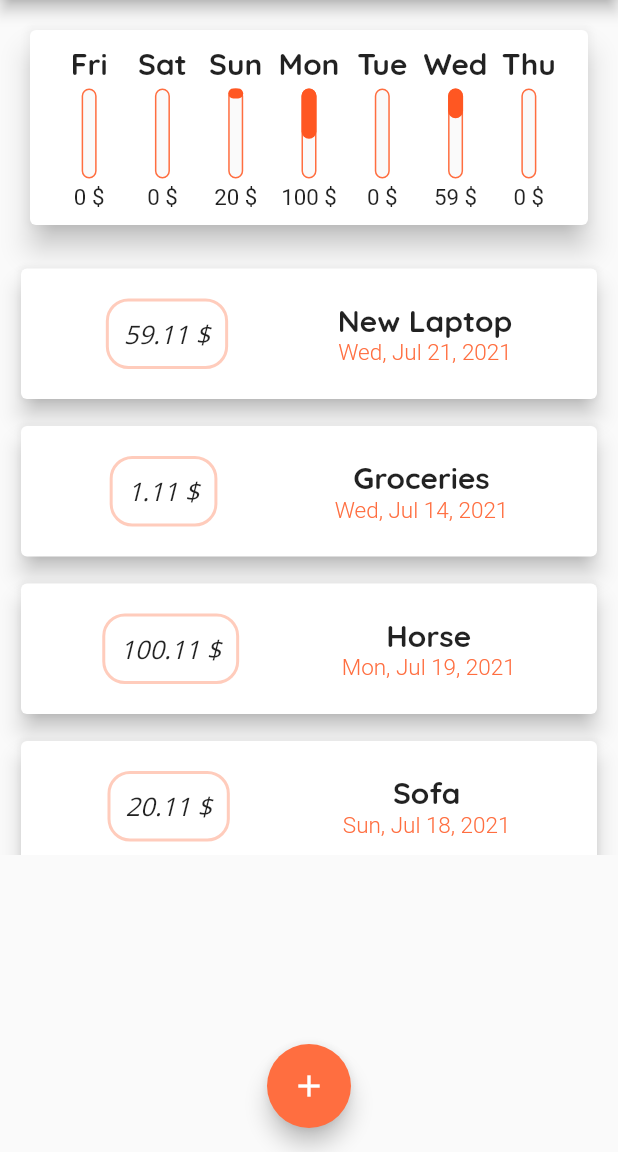
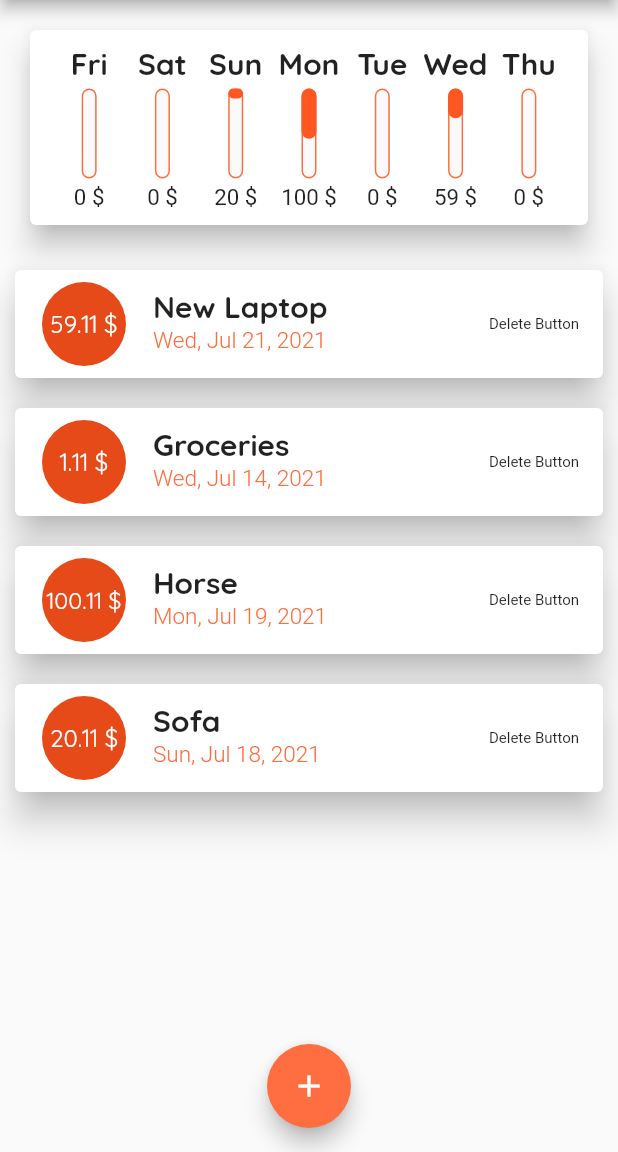
Before and after one commit to CristiPV/bookish-train, a Flutter app: the screen it shows after launch, on a phone screen of 412 x 824 dp, the part 84-1236 px from its top. Run offline on Flutter 3.47's test engine with Material 2 defaults, Android fonts, the phone set to English and light mode, and no system bars.

Commit message:
Redesign transaction list

```diff
--- a/expense_planner/lib/widgets/transaction_list.dart
+++ b/expense_planner/lib/widgets/transaction_list.dart
@@ -15,62 +15,97 @@ class TransactionList extends StatelessWidget {
       child: _transactions.length > 0
           ? ListView.builder(
               itemBuilder: (ctx, index) {
-                return Container(
-                  width: double.infinity,
-                  margin: EdgeInsets.symmetric(horizontal: 10, vertical: 5),
-                  child: Card(
-                    elevation: 6,
-                    child: Container(
-                      padding: EdgeInsets.all(20),
-                      child: Row(
-                        mainAxisAlignment: MainAxisAlignment.spaceAround,
-                        children: [
-                          Container(
-                            decoration: BoxDecoration(
-                              border: Border.all(
-                                color: Theme.of(context).primaryColorLight,
-                                width: 2,
-                                style: BorderStyle.solid,
-                              ),
-                              borderRadius: BorderRadius.all(
-                                Radius.circular(15),
+                return Card(
+                  margin: EdgeInsets.all(10),
+                  elevation: 10,
+                  child: ListTile(
+                    leading: CircleAvatar(
+                      radius: 30,
+                      child: Padding(
+                        padding: EdgeInsets.all(5),
+                        child: FittedBox(
+                            child: Text(
+                          "${_transactions[index].amount} \$",
+                        )),
                       ),
                     ),
-                            padding: EdgeInsets.all(10),
-                            child: Text(
-                              "${_transactions[index].amount.toStringAsFixed(2)} \$",
-                              textAlign: TextAlign.left,
-                              style: TextStyle(
-                                fontFamily: "OpenSans",
-                                fontSize: 17,
-                                fontStyle: FontStyle.italic,
-                              ),
-                            ),
-                          ),
-                          Column(
-                            children: [
-                              Text(
-                                _transactions[index].title.toString(),
-                                textAlign: TextAlign.center,
+                    title: Text(
+                      _transactions[index].title,
                       style: Theme.of(context).textTheme.headline6,
                     ),
-                              Text(
-                                DateFormat.yMMMEd()
-                                    .format(_transactions[index].date),
-                                textAlign: TextAlign.center,
+                    subtitle: Text(
+                      DateFormat.yMMMEd().format(_transactions[index].date),
+                      textAlign: TextAlign.left,
                       style: TextStyle(
                         fontSize: 15,
                         fontWeight: FontWeight.w300,
                         color: Theme.of(context).accentColor,
                       ),
                     ),
-                            ],
-                          ),
-                        ],
+                    trailing: Text(
+                      "Delete Button",
+                      style: TextStyle(
+                        fontSize: 10,
                       ),
                     ),
                   ),
                 );
+                // return Container(
+                //   width: double.infinity,
+                //   margin: EdgeInsets.symmetric(horizontal: 10, vertical: 5),
+                //   child: Card(
+                //     elevation: 6,
+                //     child: Container(
+                //       padding: EdgeInsets.all(20),
+                //       child: Row(
+                //         mainAxisAlignment: MainAxisAlignment.spaceAround,
+                //         children: [
+                //           Container(
+                //             decoration: BoxDecoration(
+                //               border: Border.all(
+                //                 color: Theme.of(context).primaryColorLight,
+                //                 width: 2,
+                //                 style: BorderStyle.solid,
+                //               ),
+                //               borderRadius: BorderRadius.all(
+                //                 Radius.circular(15),
+                //               ),
+                //             ),
+                //             padding: EdgeInsets.all(10),
+                //             child: Text(
+                //               "${_transactions[index].amount.toStringAsFixed(2)} \$",
+                //               textAlign: TextAlign.left,
+                //               style: TextStyle(
+                //                 fontFamily: "OpenSans",
+                //                 fontSize: 17,
+                //                 fontStyle: FontStyle.italic,
+                //               ),
+                //             ),
+                //           ),
+                //           Column(
+                //             children: [
+                //               Text(
+                //                 _transactions[index].title.toString(),
+                //                 textAlign: TextAlign.center,
+                //                 style: Theme.of(context).textTheme.headline6,
+                //               ),
+                //               Text(
+                //                 DateFormat.yMMMEd()
+                //                     .format(_transactions[index].date),
+                //                 textAlign: TextAlign.center,
+                //                 style: TextStyle(
+                //                   fontSize: 15,
+                //                   fontWeight: FontWeight.w300,
+                //                   color: Theme.of(context).accentColor,
+                //                 ),
+                //               ),
+                //             ],
+                //           ),
+                //         ],
+                //       ),
+                //     ),
+                //   ),
+                // );
               },
               itemCount: _transactions.length,
             )
```
Lines whose indentation alone changed are shown as unchanged.
